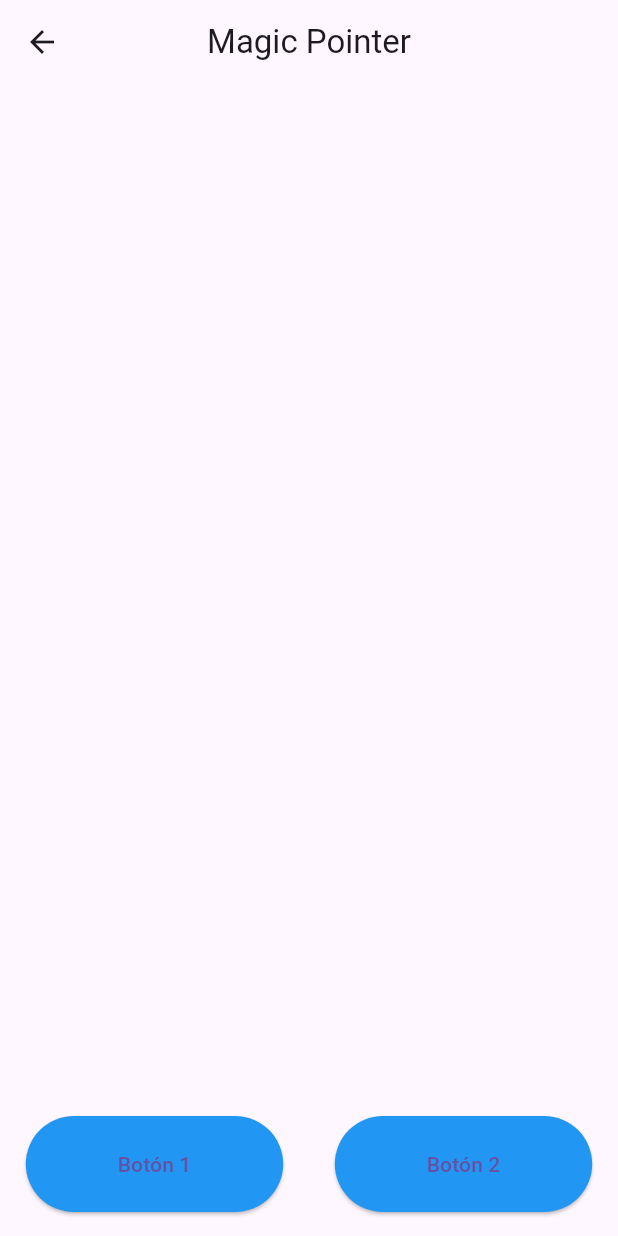
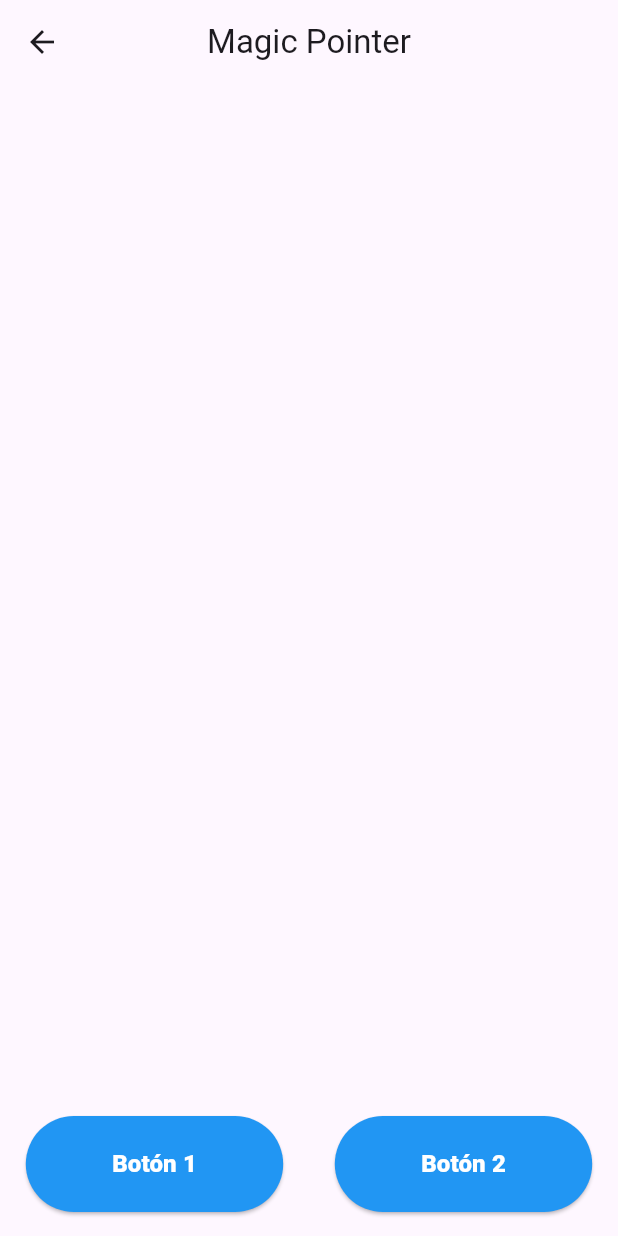
Before and after one commit to BionicHawk/pc_controller, a Flutter app: the MagicPointerScreen screen opened directly, after a tap on "Botón 1", on a phone screen of 412 x 824 dp. Run offline on Flutter 3.47's test engine with Material 3 defaults, Android fonts, the phone set to English and light mode, and no system bars; our stand-ins replace dio, sensors_plus.

Commit message:
Using accelerometer instead of the gyroscope (It works better)

```diff
--- a/lib/Screens/magic_pointer_screen/magic_pointer_screen.dart
+++ b/lib/Screens/magic_pointer_screen/magic_pointer_screen.dart
@@ -37,17 +37,8 @@ class _MagicPointerScreenState extends State<MagicPointerScreen> {
   late StreamSubscription channelSubscription;
 
   final GyroPosition current = GyroPosition(0, 0, 0);
-  final GyroPosition previous = GyroPosition(0, 0, 0);
 
   late Socket socket;
-
-  // late IOWebSocketChannel channel;
-
-  String positionStr = "";
-
-  void sendPos(Map<String, dynamic> data) async {
-
-  }
 
   void setListener() async {
     socket = await Socket.connect(ConnectionStrings.serverHostname,
@@ -55,24 +46,13 @@ class _MagicPointerScreenState extends State<MagicPointerScreen> {
 
     accEvent = accelerometerEvents.listen((event) {
       current.setPosition(event.x, event.y, event.z);
-
-      double deltaX = current.x - previous.x;
-      double deltaY = current.y - previous.y;
-      double deltaZ = current.z - previous.z;
-
-      GyroPosition deltaPosition = GyroPosition(deltaX, deltaY, deltaZ);
-
-      socket.writeln("/set_pos ${deltaPosition.toString()}");
-
-      // channel.sink.add("$deltaX,$deltaY,$deltaZ");
-      previous.setPosition(current.x, current.y, current.z);
+      socket.writeln("/set_pos ${current.toString()}");
     });
   }
 
   @override
   void initState() {
     super.initState();
-    // channel = IOWebSocketChannel.connect(ConnectionStrings.getMouseSocketApiUrl());
     setListener();
   }
 
@@ -90,14 +70,17 @@ class _MagicPointerScreenState extends State<MagicPointerScreen> {
     final mediaQuery = MediaQuery.of(context);
     final buttonWidth = mediaQuery.size.width * 0.3;
 
+    void sendPrimaryClick() {
+      socket.writeln("/primary_button");
+    }
+
+    void sendSecondaryClick() {
+      socket.writeln("/secondary_button");
+    }
+
     final buttons = [
-      MainButton(
-        width: buttonWidth,
-        function: () {},
-        child: const Text("Botón 1"),),
-      MainButton(width: buttonWidth,
-          function: () {},
-          child: const Text("Botón 2"))
+      MagicPointerButton(width: buttonWidth, label: "Botón 1", function: sendPrimaryClick,),
+      MagicPointerButton(width: buttonWidth, label: "Botón 2", function: sendSecondaryClick)
     ];
 
     return Scaffold(
@@ -120,3 +103,16 @@ class _MagicPointerScreenState extends State<MagicPointerScreen> {
     );
   }
 }
+
+class MagicPointerButton extends StatelessWidget {
+  const MagicPointerButton({super.key, required this.width, this.label = "", this.function});
+  final double width;
+  final String label;
+  final void Function()? function;
+
+  @override
+  Widget build(BuildContext context) {
+    final labelText = Text(label, style: const TextStyle(color: Colors.white, fontWeight: FontWeight.w900, fontSize: 16),);
+    return MainButton(width: width, function: function, child: labelText,);
+  }
+}
```
